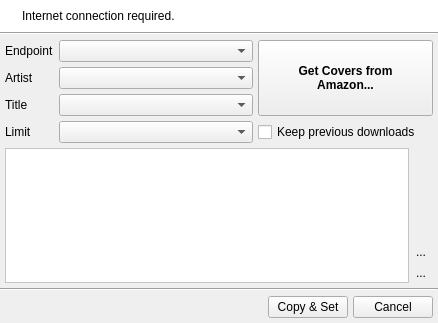
Qt form uman/src/QUAmazonArea.ui (UltraStar-Deluxe/UltraStar-Manager) before a commit.
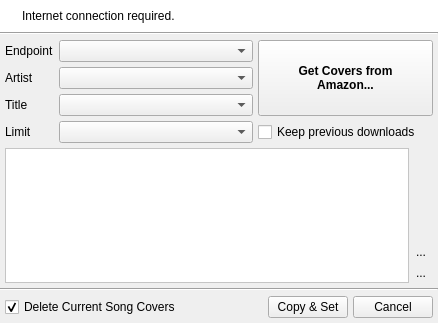
The same form after that commit. Icons and pictures are not drawn.

Commit message: delete current cover before copy & set a new one from amazon

```diff
--- a/uman/src/QUAmazonArea.ui
+++ b/uman/src/QUAmazonArea.ui
@@ -432,6 +432,23 @@
      <property name="margin" >
       <number>5</number>
      </property>
+     <item>
+      <widget class="QCheckBox" name="deleteCurrentCoverChk" >
+       <property name="toolTip" >
+        <string>Deletes the current cover before copy &amp; set the new one.</string>
+       </property>
+       <property name="text" >
+        <string>Delete Current Song Covers</string>
+       </property>
+       <property name="icon" >
+        <iconset resource="images/uman.qrc" >
+         <normaloff>:/control/picture_minus.png</normaloff>:/control/picture_minus.png</iconset>
+       </property>
+       <property name="checked" >
+        <bool>true</bool>
+       </property>
+      </widget>
+     </item>
      <item>
       <spacer name="horizontalSpacer" >
        <property name="orientation" >
```
Left out of the diff: 4 changed lines with no effect on the pictures. The commit also changes 6 other files.
